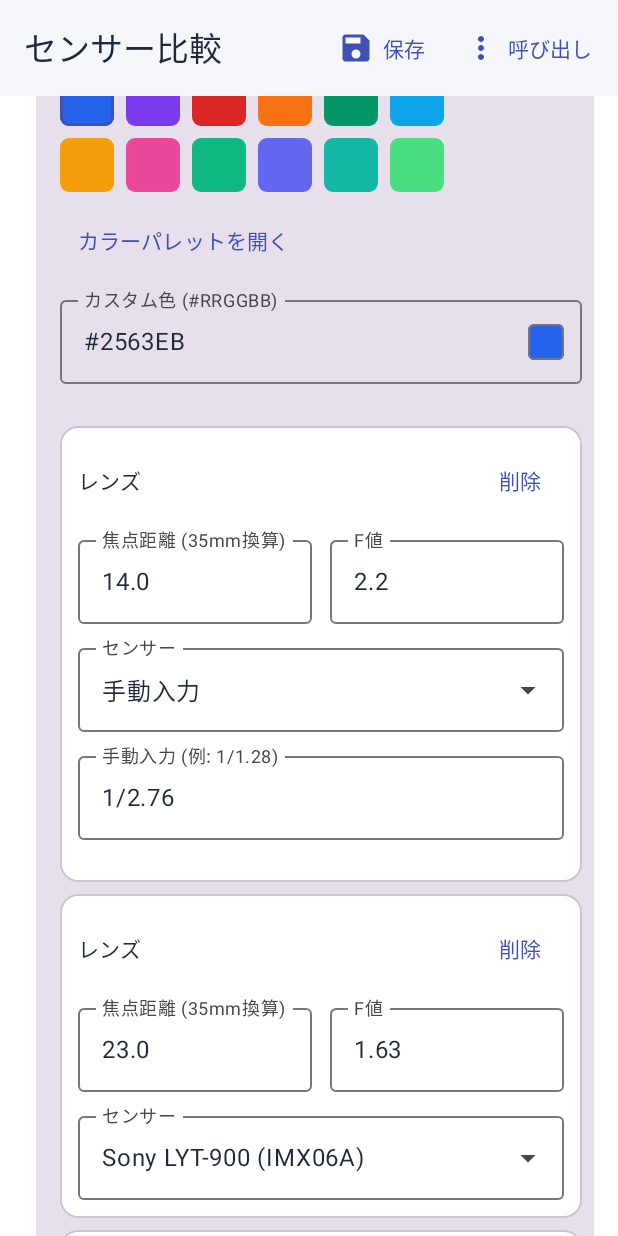
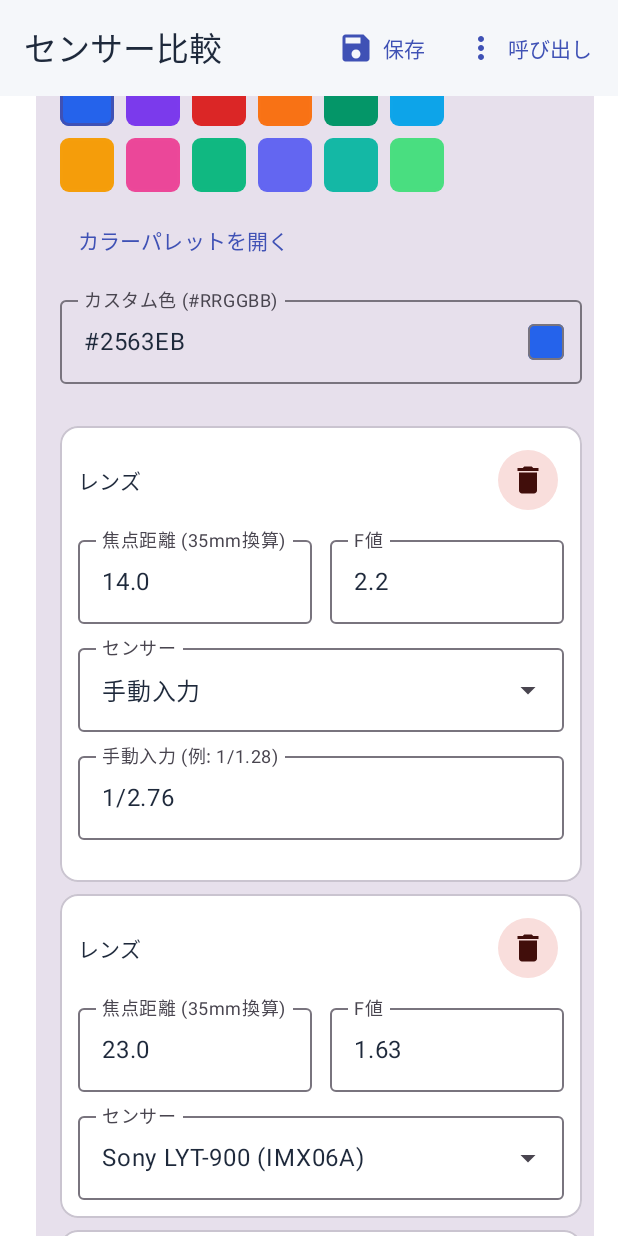
Before and after one commit to porarrirr/privasmo, an Android app built with Jetpack Compose: the screen it shows after launch (MainActivity), scrolled down 576 dp, on a phone screen of 412 x 824 dp. Run offline under Robolectric (Android 15) with nearby library versions, the phone set to English and light mode, and no system bars; libraries missing offline, so code that uses them is left out: androidx.core.graphics, androidx.lifecycle.viewmodel, com.github.mikephil.charting.

Commit message:
feat: iconize delete buttons

```diff
--- a/app/src/main/java/com/porarrirr/sumahohikakuku/ui/SensorComparisonScreen.kt
+++ b/app/src/main/java/com/porarrirr/sumahohikakuku/ui/SensorComparisonScreen.kt
@@ -44,9 +44,12 @@ import androidx.compose.foundation.text.KeyboardOptions
 import androidx.compose.foundation.verticalScroll
 import androidx.compose.material.icons.Icons
 import androidx.compose.material.icons.filled.Add
+import androidx.compose.material.icons.filled.Delete
 import androidx.compose.material.icons.filled.MoreVert
 import androidx.compose.material.icons.filled.Save
+import androidx.compose.material3.FilledTonalIconButton
 import androidx.compose.material3.Icon
+import androidx.compose.material3.IconButtonDefaults
 import androidx.compose.material3.AlertDialog
 import androidx.compose.material3.Button
 import androidx.compose.material3.ButtonDefaults
@@ -968,7 +971,8 @@ private fun PresetEntryCard(
 
             Row(
                 modifier = Modifier.fillMaxWidth(),
-                horizontalArrangement = Arrangement.spacedBy(12.dp)
+                horizontalArrangement = Arrangement.spacedBy(12.dp),
+                verticalAlignment = Alignment.CenterVertically
             ) {
                 OutlinedButton(
                     onClick = { onRename(item.id, trimmedRename) },
@@ -977,15 +981,15 @@ private fun PresetEntryCard(
                 ) {
                     Text("名前変更")
                 }
-                TextButton(
+                FilledTonalIconButton(
                     onClick = { onDelete(item.id) },
                     enabled = !isProcessing,
-                    colors = ButtonDefaults.textButtonColors(
-                        contentColor = androidx.compose.material3.MaterialTheme.colorScheme.error
-                    ),
-                    modifier = Modifier.weight(1f)
+                    colors = IconButtonDefaults.filledTonalIconButtonColors(
+                        containerColor = androidx.compose.material3.MaterialTheme.colorScheme.errorContainer,
+                        contentColor = androidx.compose.material3.MaterialTheme.colorScheme.onErrorContainer
+                    )
                 ) {
-                    Text("削除")
+                    Icon(imageVector = Icons.Filled.Delete, contentDescription = "プリセットを削除")
                 }
             }
         }
@@ -1215,8 +1219,14 @@ private fun DeviceCard(
                     style = androidx.compose.material3.MaterialTheme.typography.titleMedium,
                     modifier = Modifier.weight(1f)
                 )
-                TextButton(onClick = { onRemoveDevice(device.id) }) {
-                    Text("削除")
+                FilledTonalIconButton(
+                    onClick = { onRemoveDevice(device.id) },
+                    colors = IconButtonDefaults.filledTonalIconButtonColors(
+                        containerColor = androidx.compose.material3.MaterialTheme.colorScheme.errorContainer,
+                        contentColor = androidx.compose.material3.MaterialTheme.colorScheme.onErrorContainer
+                    )
+                ) {
+                    Icon(imageVector = Icons.Filled.Delete, contentDescription = "デバイスを削除")
                 }
             }
 
@@ -1279,8 +1289,15 @@ private fun LensCard(
         Column(modifier = Modifier.padding(12.dp), verticalArrangement = Arrangement.spacedBy(8.dp)) {
             Row(verticalAlignment = Alignment.CenterVertically) {
                 Text(text = "レンズ", style = androidx.compose.material3.MaterialTheme.typography.titleSmall, modifier = Modifier.weight(1f))
-                TextButton(onClick = { onRemoveLens(deviceId, lens.id) }, enabled = canRemove) {
-                    Text("削除")
+                FilledTonalIconButton(
+                    onClick = { onRemoveLens(deviceId, lens.id) },
+                    enabled = canRemove,
+                    colors = IconButtonDefaults.filledTonalIconButtonColors(
+                        containerColor = androidx.compose.material3.MaterialTheme.colorScheme.errorContainer,
+                        contentColor = androidx.compose.material3.MaterialTheme.colorScheme.onErrorContainer
+                    )
+                ) {
+                    Icon(imageVector = Icons.Filled.Delete, contentDescription = "レンズを削除")
                 }
             }
 
```
